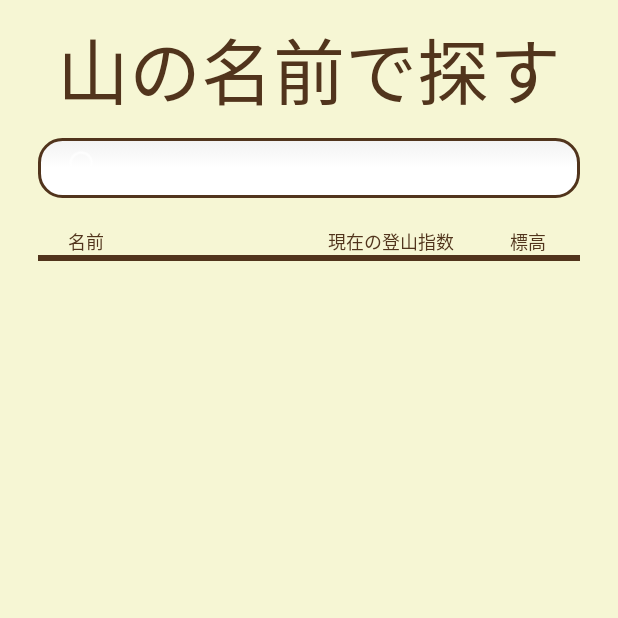
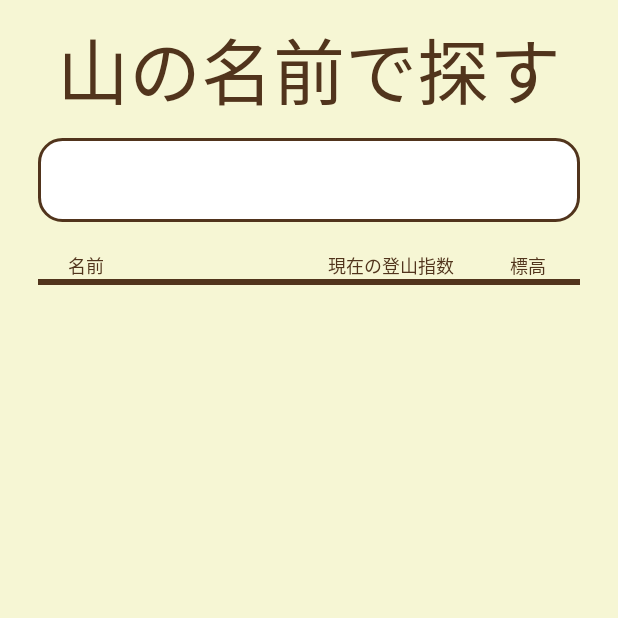
Before and after one commit to diarmaidlindsay/YamaTenki, an Android app: the MountainSearchActivity screen opened directly, with no data from a screen before it, on a phone screen of 412 x 824 dp, the top half of it. Run offline under Robolectric (Android 15) with nearby library versions, the phone set to English and light mode, and no system bars; Roboto replaces fonts that are not available here; 3 statements that could not run were skipped.

Commit message:
Fix display of the search box (white bg, height adjust, no underline)

```diff
--- a/app/src/main/java/pulseanddecibels/jp/yamatenki/activity/MountainSearchActivity.java
+++ b/app/src/main/java/pulseanddecibels/jp/yamatenki/activity/MountainSearchActivity.java
@@ -1,7 +1,9 @@
 package pulseanddecibels.jp.yamatenki.activity;
 
 import android.app.Activity;
+import android.graphics.Color;
 import android.os.Bundle;
+import android.view.View;
 import android.widget.ListView;
 import android.widget.SearchView;
 import android.widget.TextView;
@@ -30,8 +32,22 @@ public class MountainSearchActivity extends Activity {
         header = (TextView) findViewById(R.id.text_search_header);
         header.setTypeface(Utils.getTitleTypeFace(this));
         searchView = (SearchView) findViewById(R.id.search_name_searchView);
+        int searchPlateId = searchView.getContext().getResources()
+                .getIdentifier("android:id/search_plate", null, null);
+        View searchPlateView = searchView.findViewById(searchPlateId);
+        if (searchPlateView != null) {
+            searchPlateView.setBackgroundColor(Color.WHITE);
+        }
+
         mountainList = (ListView) findViewById(R.id.list_mountains);
         mountainListAdapter = new MountainListAdapter(this);
         mountainList.setAdapter(mountainListAdapter);
+
+        searchView.setOnClickListener(new View.OnClickListener() {
+            @Override
+            public void onClick(View v) {
+                searchView.onActionViewExpanded();
+            }
+        });
     }
 }
--- a/app/src/main/res/drawable/round_edittext.xml
+++ b/app/src/main/res/drawable/round_edittext.xml
@@ -36,7 +36,7 @@
     <item android:state_pressed="false" android:state_focused="false">
         <shape>
             <gradient
-                android:startColor="#F2F2F2"
+                android:startColor="#FFFFFF"
                 android:centerColor="#FFFFFF"
                 android:endColor="#FFFFFF"
                 android:angle="270"
--- a/app/src/main/res/layout/activity_search_name.xml
+++ b/app/src/main/res/layout/activity_search_name.xml
@@ -21,15 +21,11 @@
 
         <SearchView
             android:layout_width="match_parent"
-            android:layout_height="40dp"
+            android:layout_height="wrap_content"
             android:id="@+id/search_name_searchView"
             android:background="@drawable/round_edittext"
-            android:drawableRight="@drawable/round_edittext"
-            android:drawableEnd="@drawable/round_edittext"
             android:inputType="textAutoComplete"
             android:hint="@string/text_search_name_textbox"
-            android:paddingTop="5dp"
-            android:paddingBottom="5dp"
             android:layout_marginBottom="10dp"
             android:textColorHint="@android:color/darker_gray"
             android:textAppearance="?android:attr/textAppearanceSmallInverse"/>
```
